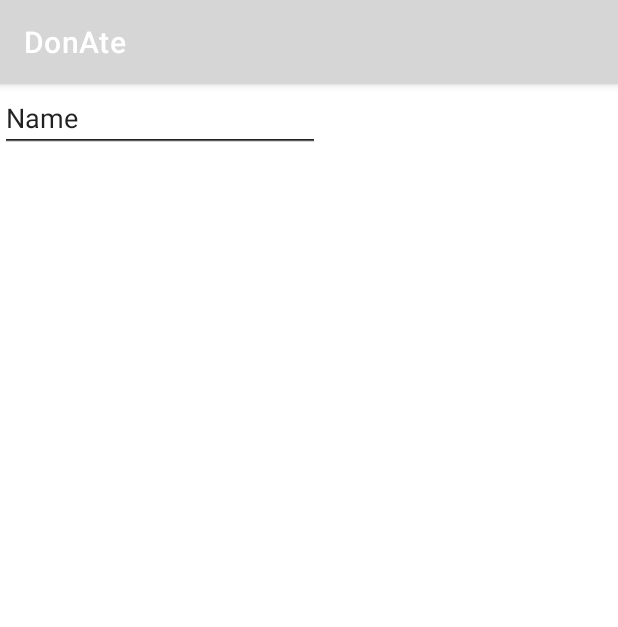
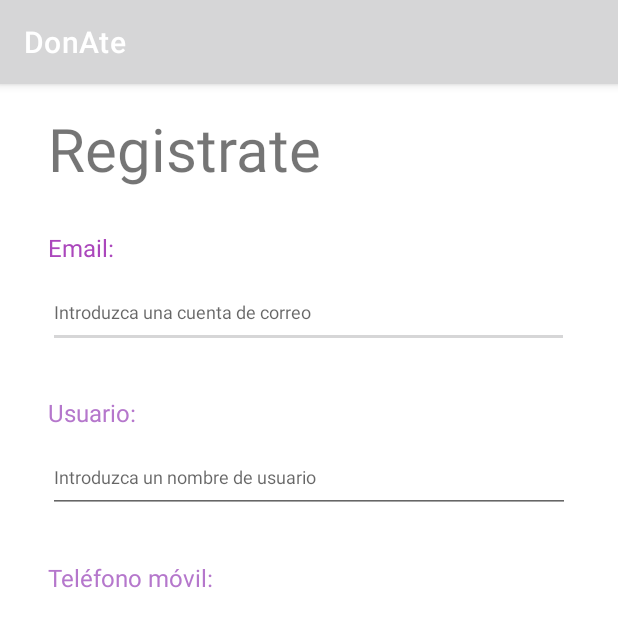
Before and after one commit to tacccu/donate, an Android app: the RegistroActivity screen opened directly, with no data from a screen before it, on a phone screen of 412 x 824 dp. Shown: the top 627 px of the screen. Run offline under Robolectric (Android 15) with nearby library versions, the light colour scheme and no system bars; our stand-ins replace data binding.

Commit message:
WIP interfaz de registro

```diff
--- a/app/src/main/java/cat/copernic/donate/ui/login/LoginActivity.kt
+++ b/app/src/main/java/cat/copernic/donate/ui/login/LoginActivity.kt
@@ -22,7 +22,6 @@ class LoginActivity : AppCompatActivity() {
 
 
         binding.botonRegistro.setOnClickListener {
-            Log.i("LoginActivity", "He clicado boton registro")
             intent = Intent(this, RegistroActivity::class.java)
             startActivity(intent)
         }
--- a/app/src/main/res/layout/activity_registro.xml
+++ b/app/src/main/res/layout/activity_registro.xml
@@ -2,36 +2,106 @@
 <layout xmlns:app="http://schemas.android.com/apk/res-auto"
     xmlns:tools="http://schemas.android.com/tools"
     xmlns:android="http://schemas.android.com/apk/res/android">
+    <ScrollView
+        android:layout_width="match_parent"
+        android:layout_height="match_parent">
         <androidx.constraintlayout.widget.ConstraintLayout
         android:layout_width="match_parent"
         android:layout_height="match_parent" >
 
-        <EditText
-            android:id="@+id/editTextTextEmailAddress"
-            android:layout_width="wrap_content"
+
+            <TextView
+                android:id="@+id/textView"
+                android:layout_width="0dp"
                 android:layout_height="wrap_content"
+                android:layout_marginStart="32dp"
+                android:layout_marginTop="16dp"
+                android:layout_marginEnd="32dp"
+                android:text="@string/registrarse"
+                android:textSize="40sp"
+                app:layout_constraintEnd_toEndOf="parent"
+                app:layout_constraintHorizontal_bias="0.0"
+                app:layout_constraintStart_toStartOf="parent"
+                app:layout_constraintTop_toTopOf="parent" />
+
+            <TextView
+                android:id="@+id/emailViewRegist"
+                android:layout_width="0dp"
+                android:layout_height="wrap_content"
+                android:layout_marginStart="32dp"
+                android:layout_marginTop="28dp"
+                android:layout_marginEnd="32dp"
                 android:ems="10"
-            android:inputType="textEmailAddress"
-            tools:layout_editor_absoluteX="45dp"
-            tools:layout_editor_absoluteY="98dp" />
+                android:text="@string/promt_email"
+                android:textColor="#AB47BC"
+                android:textSize="@dimen/texto_general"
+                app:layout_constraintEnd_toEndOf="parent"
+                app:layout_constraintHorizontal_bias="0.144"
+                app:layout_constraintStart_toStartOf="parent"
+                app:layout_constraintTop_toBottomOf="@+id/textView" />
 
             <EditText
-            android:id="@+id/editTextTextPersonName"
-            android:layout_width="wrap_content"
+                android:id="@+id/intrEmailRegist"
+                android:layout_width="347dp"
+                android:layout_height="@dimen/intrTextRegistHeight"
+                android:layout_marginStart="32dp"
+                android:layout_marginTop="8dp"
+                android:layout_marginEnd="32dp"
+                android:ems="10"
+                android:hint="@string/intr_email"
+                android:inputType="textEmailAddress"
+                android:textSize="@dimen/texto_pequeño"
+                app:layout_constraintEnd_toEndOf="parent"
+                app:layout_constraintHorizontal_bias="0.0"
+                app:layout_constraintStart_toStartOf="parent"
+                app:layout_constraintTop_toBottomOf="@+id/emailViewRegist" />
+
+            <TextView
+                android:id="@+id/userViewRegist"
+                android:layout_width="0dp"
                 android:layout_height="wrap_content"
+                android:layout_marginStart="32dp"
+                android:layout_marginTop="32dp"
+                android:layout_marginEnd="32dp"
                 android:ems="10"
-            android:inputType="textPersonName"
-            android:text="Name"
-            tools:layout_editor_absoluteX="45dp"
-            tools:layout_editor_absoluteY="179dp" />
+                android:text="@string/prompt_user"
+                android:textColor="@color/morado_oscuro"
+                android:textSize="@dimen/texto_general"
+                app:layout_constraintEnd_toEndOf="parent"
+                app:layout_constraintHorizontal_bias="0.129"
+                app:layout_constraintStart_toStartOf="parent"
+                app:layout_constraintTop_toBottomOf="@+id/intrEmailRegist" />
+
+            <TextView
+                android:id="@+id/userViewRegist3"
+                android:layout_width="0dp"
+                android:layout_height="wrap_content"
+                android:layout_marginStart="32dp"
+                android:layout_marginTop="32dp"
+                android:layout_marginEnd="32dp"
+                android:ems="10"
+                android:text="@string/promt_movil"
+                android:textColor="@color/morado_oscuro"
+                android:textSize="@dimen/texto_general"
+                app:layout_constraintEnd_toEndOf="parent"
+                app:layout_constraintStart_toStartOf="parent"
+                app:layout_constraintTop_toBottomOf="@+id/editTextPhone" />
 
             <EditText
                 android:id="@+id/editTextPhone"
-            android:layout_width="wrap_content"
-            android:layout_height="wrap_content"
+                android:layout_width="0dp"
+                android:layout_height="@dimen/intrTextRegistHeight"
+                android:layout_marginStart="32dp"
+                android:layout_marginTop="8dp"
+                android:layout_marginEnd="32dp"
                 android:ems="10"
+                android:hint="@string/intr_user"
                 android:inputType="phone"
-            tools:layout_editor_absoluteX="45dp"
-            tools:layout_editor_absoluteY="256dp" />
+                android:textSize="@dimen/texto_pequeño"
+                app:layout_constraintEnd_toEndOf="parent"
+                app:layout_constraintStart_toStartOf="parent"
+                app:layout_constraintTop_toBottomOf="@+id/userViewRegist" />
+
         </androidx.constraintlayout.widget.ConstraintLayout>
+    </ScrollView>
 </layout>
--- a/app/src/main/res/values/dimens.xml
+++ b/app/src/main/res/values/dimens.xml
@@ -1,5 +1,6 @@
 <resources>
     <!-- Default screen margins, per the Android Design guidelines. -->
-    <dimen name="texto_general">16dp</dimen>
-    <dimen name="texto_pequeño">12dp</dimen>
+    <dimen name="texto_general">16sp</dimen>
+    <dimen name="texto_pequeño">12sp</dimen>
+    <dimen name="intrTextRegistHeight">48dp</dimen>
 </resources>
--- a/app/src/main/res/values/strings.xml
+++ b/app/src/main/res/values/strings.xml
@@ -7,6 +7,7 @@
     <!-- Strings related to register -->
     <string name="registrarse">Registrate</string>
     <string name="promt_email">Email:</string>
+    <string name="promt_movil">Teléfono móvil:</string>
     <string name="intr_email">Introduzca una cuenta de correo</string>
     <string name="intr_user">Introduzca un nombre de usuario</string>
     <string name="intr_telef">Introduzca un número de teléfono</string>
```
Lines whose indentation alone changed are shown as unchanged.
